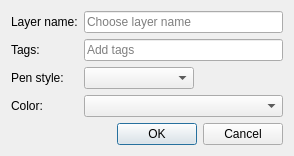
The window that src/libs/vtools/dialogs/tools/dialoggroup.ui (equinox-patterns/Ostara) describes before a commit, drawn with Qt 5.
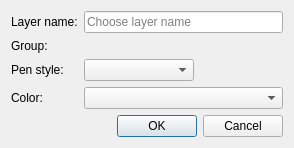
The same window after the commit. Icons and pictures are not drawn. Custom widgets are drawn as their Qt base class.

Diff of the .ui file:
```diff
--- a/src/libs/vtools/dialogs/tools/dialoggroup.ui
+++ b/src/libs/vtools/dialogs/tools/dialoggroup.ui
@@ -40,19 +40,12 @@
      <item row="1" column="0">
       <widget class="QLabel" name="label_2">
        <property name="text">
-        <string>Tags:</string>
+        <string>Group:</string>
        </property>
       </widget>
      </item>
      <item row="1" column="1">
-      <widget class="VCompleterLineEdit" name="lineEditTags">
-       <property name="toolTip">
-        <string>Separate each tag with comma.</string>
-       </property>
-       <property name="placeholderText">
-        <string>Add tags</string>
-       </property>
-      </widget>
+       <widget class="OLayerGroupChooser" name="layerGroupChooser"/>
      </item>
      <item row="2" column="0">
       <widget class="QLabel" name="labelPenStyle">
@@ -128,9 +121,9 @@
  </widget>
  <customwidgets>
   <customwidget>
-   <class>VCompleterLineEdit</class>
-   <extends>QLineEdit</extends>
-   <header>../vwidgets/vlineedit.h</header>
+   <class>OLayerGroupChooser</class>
+   <extends>QWidget</extends>
+   <header>dialogs/widgets/olayergroupchooser.h</header>
   </customwidget>
  </customwidgets>
  <resources>
```
Left out of the diff: 2 changed lines with no effect on the pictures.
